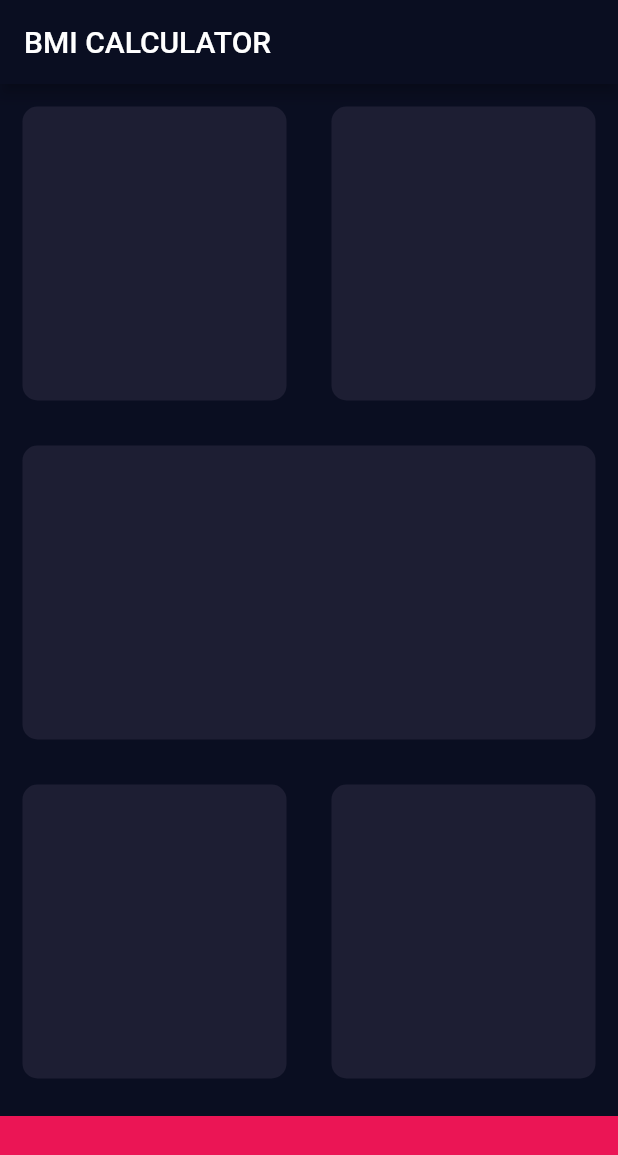
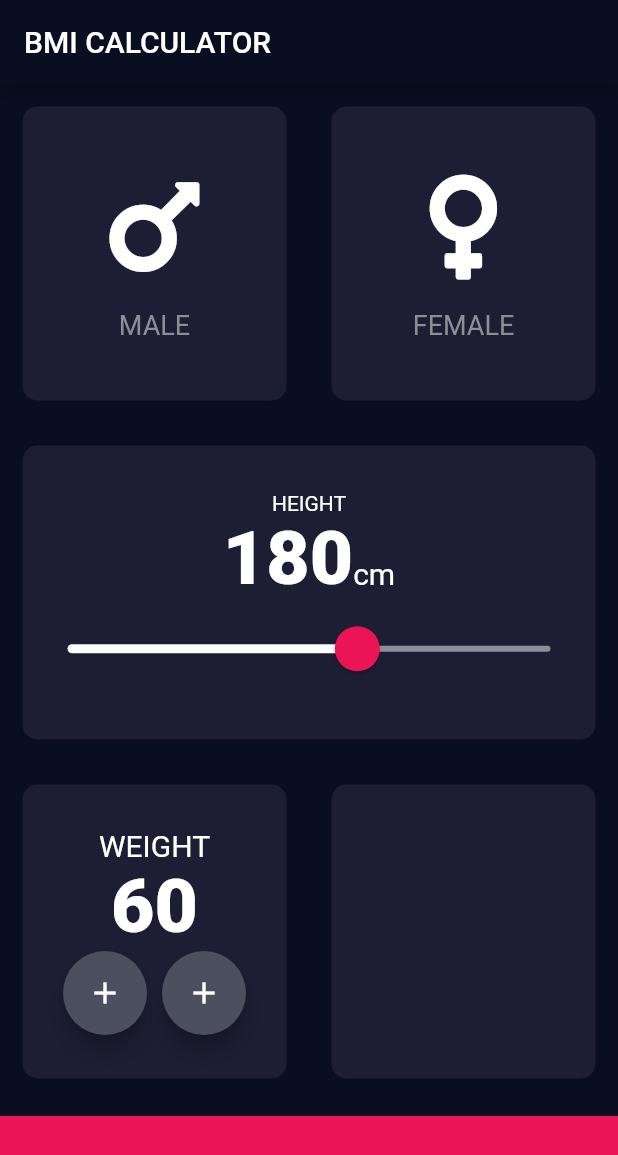
Before and after one commit to abish396/flutter_app, a Flutter app: the screen it shows after launch, on a phone screen of 412 x 824 dp. Shown: the top 1155 px of the screen. Run offline on Flutter 3.47's test engine with Material 2 defaults, Android fonts, the phone set to English and light mode, and no system bars; our stand-ins replace font_awesome_flutter.

Commit message:
buttons and slider added in the app

```diff
--- /dev/null
+++ b/lib/constants.dart
@@ -0,0 +1,10 @@
+import 'package:flutter/cupertino.dart';
+
+const kNumberTextStyle = TextStyle(
+  fontSize: 50.0,
+  fontWeight: FontWeight.w900,
+);
+
+const kLabelTextStyle = TextStyle(
+  fontSize: 20.0,
+);
--- /dev/null
+++ b/lib/icon_content.dart
@@ -0,0 +1,29 @@
+import 'package:flutter/material.dart';
+class IconContent extends StatelessWidget {
+  IconContent({this.icon, this.label});
+
+  final IconData icon;
+  final String label;
+
+  @override
+  Widget build(BuildContext context) {
+    return Column(
+      mainAxisAlignment: MainAxisAlignment.center,
+      children: <Widget>[
+        Icon(
+          icon,
+          size: 80.0,
+        ),
+        SizedBox(
+          height: 15.0,
+        ),
+        Text(
+          label,
+          style: TextStyle(
+              fontSize: 18.0, color:Color(0xFF8D8E98)
+          ),
+        )
+      ],
+    );
+  }
+}
--- a/lib/input_page.dart
+++ b/lib/input_page.dart
@@ -1,5 +1,9 @@
 import 'package:flutter/cupertino.dart';
 import 'package:flutter/material.dart';
+import 'package:font_awesome_flutter/font_awesome_flutter.dart';
+import 'icon_content.dart';
+import 'reusable_card.dart';
+import 'constants.dart';
 
 class InputPage extends StatefulWidget {
   @override
@@ -7,6 +11,8 @@ class InputPage extends StatefulWidget {
 }
 
 class _InputPageState extends State<InputPage> {
+  int height = 180;
+  int weight = 60;
   @override
   Widget build(BuildContext context) {
     return Scaffold(
@@ -14,19 +20,118 @@ class _InputPageState extends State<InputPage> {
         title: Text('BMI CALCULATOR'),
       ),
       body: Column(
+        crossAxisAlignment: CrossAxisAlignment.stretch,
         children: <Widget>[
           Expanded(child: Row(
             children: <Widget>[
-              Expanded(child: ReusableCard(colour: Color(0xFF1D1E33))),
-              Expanded(child: ReusableCard(colour: Color(0xFF1D1E33))),
+              Expanded(child: ReusableCard(
+                  colour: Color(0xFF1D1E33),
+                  cardChild: IconContent(icon:FontAwesomeIcons.mars, label: 'MALE',),
+              )
+              ),
+              Expanded(child: ReusableCard(
+                  colour: Color(0xFF1D1E33),
+                  cardChild: IconContent(icon:FontAwesomeIcons.venus, label: 'FEMALE',),
+              )
+              ),
             ],
           ),
           ),
-          Expanded(child: ReusableCard(colour: Color(0xFF1D1E33))),
+          Expanded(
+              child: ReusableCard(
+                  colour: Color(0xFF1D1E33),
+                  cardChild: Column(
+                    mainAxisAlignment: MainAxisAlignment.center,
+                    children: <Widget>[
+                      Text(
+                        'HEIGHT',
+                      ),
+                      Row(
+                        mainAxisAlignment: MainAxisAlignment.center,
+                        crossAxisAlignment: CrossAxisAlignment.baseline,
+                        textBaseline: TextBaseline.alphabetic,
+                        children: <Widget>[
+                          Text(
+                            height.toString(),
+                            style: kNumberTextStyle,
+                          ),
+                          Text(
+                            'cm',
+                            style: kLabelTextStyle,
+                          ),
+                        ],
+                      ),
+                      SliderTheme(
+                        data: SliderTheme.of(context).copyWith(
+                          activeTrackColor: Colors.white,
+                          thumbColor: Color(0xFFEB1555),
+                          overlayColor: Color(0x29EB1555),
+                          thumbShape: RoundSliderThumbShape(enabledThumbRadius: 15.0),
+                          overlayShape: RoundSliderOverlayShape(overlayRadius: 30.0),
+                        ),
+                        child: Slider(
+                          value: height.toDouble(),
+                          min:120.0,
+                          max:220.0,
+                          inactiveColor: Color(0xFF8D8E98),
+                          onChanged: (double newValue) {
+                            setState(() {
+                              height = newValue.round();
+                            });
+                          },
+                        ),
+                      )
+                    ],
+                  ),
+              )
+          ),
           Expanded(child: Row(
             children: <Widget>[
-                Expanded(child: ReusableCard(colour: Color(0xFF1D1E33))),
-                Expanded(child: ReusableCard(colour: Color(0xFF1D1E33))),
+                Expanded(
+                    child: ReusableCard(
+                        colour: Color(0xFF1D1E33),
+                        cardChild: Column(
+                          mainAxisAlignment: MainAxisAlignment.center,
+                          children: <Widget>[
+                            Text(
+                                'WEIGHT',
+                                style: kLabelTextStyle,
+                            ),
+                            Text(
+                              weight.toString(),
+                              style: kNumberTextStyle,
+                            ),
+                            Row(
+                              mainAxisAlignment: MainAxisAlignment.center  ,
+                              children: <Widget>[
+                                FloatingActionButton(
+                                  backgroundColor: Color(0xFF4C4F5E),
+                                  child: Icon(
+                                      Icons.add,
+                                      color: Colors.white,
+                                  ),
+                                ),
+                                SizedBox(
+                                  width: 10.0,
+                                ),
+                                FloatingActionButton(
+                                  backgroundColor: Color(0xFF4C4F5E),
+                                  child: Icon(
+                                    Icons.add,
+                                    color: Colors.white,
+                                  ),
+                                ),
+                              ],
+                            )
+                          ],
+                        ),
+                    )
+                ),
+                Expanded(
+                    child: ReusableCard(
+                        colour: Color(0xFF1D1E33)
+                    )
+                ),
             ],
             ),
           ),
@@ -42,18 +147,17 @@ class _InputPageState extends State<InputPage> {
   }
 }
 
-class ReusableCard extends StatelessWidget {
-  ReusableCard({this.colour});
-  final Color colour;
 
+class RoundIconButton extends StatelessWidget {
   @override
   Widget build(BuildContext context) {
-    return Container(
-      decoration: BoxDecoration(
-        color: colour,
-        borderRadius: BorderRadius.circular(10.0),
+    return RawMaterialButton(
+      constraints: BoxConstraints.tightFor(
+        width: 56.0,
+        height: 56.0,
       ),
-      margin: EdgeInsets.all(15.0),
+      shape: CircleBorder(),
+      fillColor: Color(0xFF4C4F5E),
     );
   }
 }
--- /dev/null
+++ b/lib/reusable_card.dart
@@ -0,0 +1,17 @@
+import 'package:flutter/material.dart';
+class ReusableCard extends StatelessWidget {
+  ReusableCard({this.colour, this.cardChild});
+  final Color colour;
+  final Widget cardChild;
+  @override
+  Widget build(BuildContext context) {
+    return Container(
+      child: cardChild,
+      decoration: BoxDecoration(
+        color: colour,
+        borderRadius: BorderRadius.circular(10.0),
+      ),
+      margin: EdgeInsets.all(15.0),
+    );
+  }
+}
--- a/pubspec.yaml
+++ b/pubspec.yaml
@@ -12,6 +12,7 @@ dependencies:
     sdk: flutter
 
   cupertino_icons: ^0.1.2
+  font_awesome_flutter: ^8.4.0
 
 dev_dependencies:
   flutter_test:
```
Also changed, not shown: pubspec.lock.
